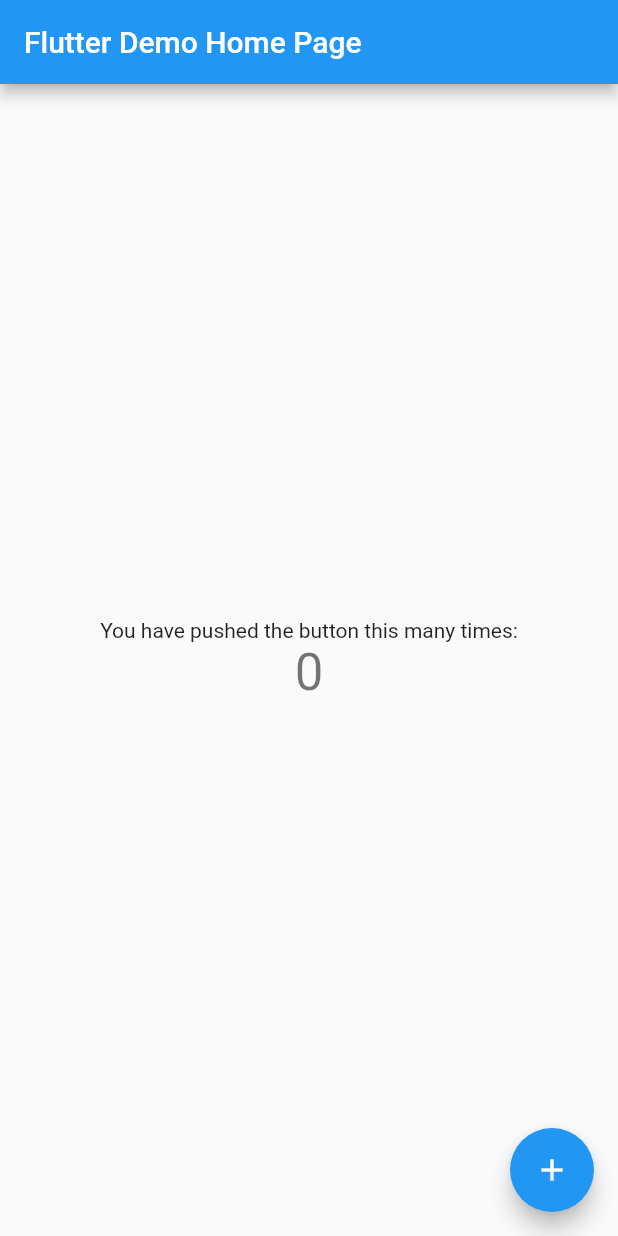
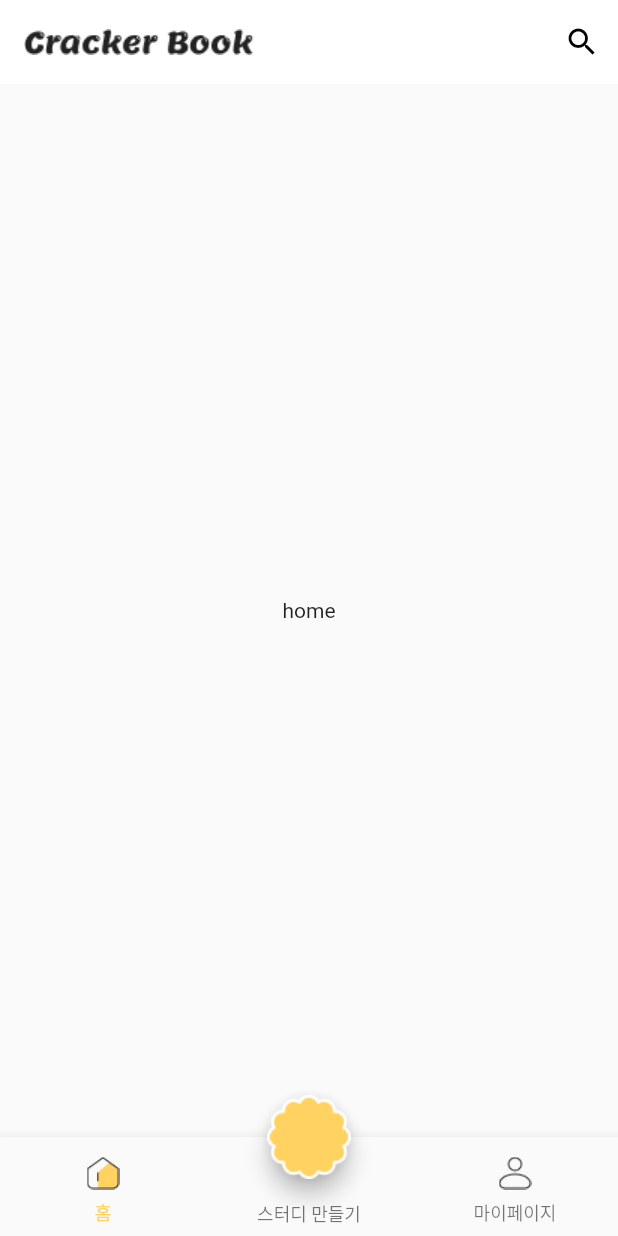
Before and after one commit to hyejinlim/cracker-book-demo, a Flutter app: the screen it shows after launch, on a phone screen of 412 x 824 dp. Run offline on Flutter 3.47's test engine with Material 2 defaults, Android fonts, the phone set to English and light mode, and no system bars.

Commit message:
feat: bottom navigation bar 적용

```diff
--- /dev/null
+++ b/lib/app.dart
@@ -0,0 +1,101 @@
+import 'package:cracker_book_demo/config/constant.dart';
+import 'package:flutter/material.dart';
+
+import 'screens/home/home_screen.dart';
+import 'screens/mypage/mypage_screen.dart';
+import 'screens/study/study_screen.dart';
+
+class App extends StatefulWidget {
+  const App({Key? key}) : super(key: key);
+
+  @override
+  _AppState createState() => _AppState();
+}
+
+List<Map> navigationItems = [
+  {
+    'type': 'image',
+    'icon': 'assets/images/home_off.png',
+    'activeIcon': 'assets/images/home_on.png',
+    'label': '홈',
+  },
+  {
+    'type': 'icon',
+    'icon': null,
+    'activeIcon': '',
+    'label': '스터디 만들기',
+  },
+  {
+    'type': 'image',
+    'icon': 'assets/images/my_off.png',
+    'activeIcon': 'assets/images/my_on.png',
+    'label': '마이페이지',
+  },
+];
+
+class _AppState extends State<App> {
+  int currentIndex = 0;
+
+  final List<Widget> children = [
+    const HomeScreen(),
+    const StudyScreen(),
+    const MypageScreen()
+  ];
+
+  void handleTap(int index) {
+    setState(() {
+      currentIndex = index;
+    });
+  }
+
+  @override
+  Widget build(BuildContext context) {
+    return Scaffold(
+      body: children[currentIndex],
+      bottomNavigationBar: BottomNavigationBar(
+        type: BottomNavigationBarType.fixed,
+        selectedFontSize: 12,
+        selectedItemColor: PRIMARY_COLOR,
+        currentIndex: currentIndex,
+        onTap: handleTap,
+        items: navigationItems
+            .map(
+              (e) => BottomNavigationBarItem(
+                icon: Padding(
+                  padding: const EdgeInsets.symmetric(vertical: 6),
+                  child: (e['type'] == 'image'
+                      ? Image.asset(
+                          e['icon'],
+                          width: 22,
+                          height: 22,
+                        )
+                      : Icon(e['icon'])),
+                ),
+                activeIcon: Padding(
+                  padding: const EdgeInsets.symmetric(vertical: 6),
+                  child: (e['type'] == 'image'
+                      ? Image.asset(
+                          e['activeIcon'],
+                          width: 22,
+                          height: 22,
+                        )
+                      : Icon(e['icon'])),
+                ),
+                label: e['label'],
+              ),
+            )
+            .toList(),
+      ),
+      floatingActionButtonLocation: FloatingActionButtonLocation.centerDocked,
+      floatingActionButton: FloatingActionButton(
+        backgroundColor: Colors.transparent,
+        child: Image.asset(
+          'assets/images/study.png',
+          width: 58,
+          height: 58,
+        ),
+        onPressed: () => handleTap(1),
+      ),
+    );
+  }
+}
--- /dev/null
+++ b/lib/config/constant.dart
@@ -0,0 +1,3 @@
+import 'package:flutter/material.dart';
+
+const Color PRIMARY_COLOR = Color(0xFFFFD262);
--- a/lib/main.dart
+++ b/lib/main.dart
@@ -1,3 +1,5 @@
+import 'package:cracker_book_demo/app.dart';
+import 'package:cracker_book_demo/theme.dart';
 import 'package:flutter/material.dart';
 
 void main() {
@@ -11,105 +13,9 @@
   @override
   Widget build(BuildContext context) {
     return MaterialApp(
-      title: 'Flutter Demo',
-      theme: ThemeData(
-        // This is the theme of your application.
-        //
-        // Try running your application with "flutter run". You'll see the
-        // application has a blue toolbar. Then, without quitting the app, try
-        // changing the primarySwatch below to Colors.green and then invoke
-        // "hot reload" (press "r" in the console where you ran "flutter run",
-        // or simply save your changes to "hot reload" in a Flutter IDE).
-        // Notice that the counter didn't reset back to zero; the application
-        // is not restarted.
-        primarySwatch: Colors.blue,
-      ),
-      home: const MyHomePage(title: 'Flutter Demo Home Page'),
+      title: 'Cracker Book',
+      theme: themeData(context),
+      home: const App(),
     );
   }
 }
-
-class MyHomePage extends StatefulWidget {
-  const MyHomePage({Key? key, required this.title}) : super(key: key);
-
-  // This widget is the home page of your application. It is stateful, meaning
-  // that it has a State object (defined below) that contains fields that affect
-  // how it looks.
-
-  // This class is the configuration for the state. It holds the values (in this
-  // case the title) provided by the parent (in this case the App widget) and
-  // used by the build method of the State. Fields in a Widget subclass are
-  // always marked "final".
-
-  final String title;
-
-  @override
-  State<MyHomePage> createState() => _MyHomePageState();
-}
-
-class _MyHomePageState extends State<MyHomePage> {
-  int _counter = 0;
-
-  void _incrementCounter() {
-    setState(() {
-      // This call to setState tells the Flutter framework that something has
-      // changed in this State, which causes it to rerun the build method below
-      // so that the display can reflect the updated values. If we changed
-      // _counter without calling setState(), then the build method would not be
-      // called again, and so nothing would appear to happen.
-      _counter++;
-    });
-  }
-
-  @override
-  Widget build(BuildContext context) {
-    // This method is rerun every time setState is called, for instance as done
-    // by the _incrementCounter method above.
-    //
-    // The Flutter framework has been optimized to make rerunning build methods
-    // fast, so that you can just rebuild anything that needs updating rather
-    // than having to individually change instances of widgets.
-    return Scaffold(
-      appBar: AppBar(
-        // Here we take the value from the MyHomePage object that was created by
-        // the App.build method, and use it to set our appbar title.
-        title: Text(widget.title),
-      ),
-      body: Center(
-        // Center is a layout widget. It takes a single child and positions it
-        // in the middle of the parent.
-        child: Column(
-          // Column is also a layout widget. It takes a list of children and
-          // arranges them vertically. By default, it sizes itself to fit its
-          // children horizontally, and tries to be as tall as its parent.
-          //
-          // Invoke "debug painting" (press "p" in the console, choose the
-          // "Toggle Debug Paint" action from the Flutter Inspector in Android
-          // Studio, or the "Toggle Debug Paint" command in Visual Studio Code)
-          // to see the wireframe for each widget.
-          //
-          // Column has various properties to control how it sizes itself and
-          // how it positions its children. Here we use mainAxisAlignment to
-          // center the children vertically; the main axis here is the vertical
-          // axis because Columns are vertical (the cross axis would be
-          // horizontal).
-          mainAxisAlignment: MainAxisAlignment.center,
-          children: <Widget>[
-            const Text(
-              'You have pushed the button this many times:',
-            ),
-            Text(
-              '$_counter',
-              style: Theme.of(context).textTheme.headline4,
-            ),
-          ],
-        ),
-      ),
-      floatingActionButton: FloatingActionButton(
-        onPressed: _incrementCounter,
-        tooltip: 'Increment',
-        child: const Icon(Icons.add),
-      ), // This trailing comma makes auto-formatting nicer for build methods.
-    );
-  }
-}
--- /dev/null
+++ b/lib/screens/home/home_screen.dart
@@ -0,0 +1,26 @@
+import 'package:flutter/material.dart';
+
+class HomeScreen extends StatelessWidget {
+  const HomeScreen({Key? key}) : super(key: key);
+
+  @override
+  Widget build(BuildContext context) {
+    return Scaffold(
+      appBar: AppBar(
+        backgroundColor: Colors.white,
+        elevation: 0,
+        actions: [
+          IconButton(
+            color: Colors.black,
+            icon: const Icon(Icons.search),
+            onPressed: () {},
+          )
+        ],
+        title: Image.asset('assets/images/logo.png'),
+      ),
+      body: const Center(
+        child: Text('home'),
+      ),
+    );
+  }
+}
--- /dev/null
+++ b/lib/screens/mypage/mypage_screen.dart
@@ -0,0 +1,14 @@
+import 'package:flutter/material.dart';
+
+class MypageScreen extends StatelessWidget {
+  const MypageScreen({Key? key}) : super(key: key);
+
+  @override
+  Widget build(BuildContext context) {
+    return const Scaffold(
+      body: Center(
+        child: Text('mypage'),
+      ),
+    );
+  }
+}
--- /dev/null
+++ b/lib/screens/study/study_screen.dart
@@ -0,0 +1,14 @@
+import 'package:flutter/material.dart';
+
+class StudyScreen extends StatelessWidget {
+  const StudyScreen({Key? key}) : super(key: key);
+
+  @override
+  Widget build(BuildContext context) {
+    return const Scaffold(
+      body: Center(
+        child: Text('study'),
+      ),
+    );
+  }
+}
--- /dev/null
+++ b/lib/theme.dart
@@ -0,0 +1,11 @@
+import 'package:flutter/material.dart';
+
+import 'config/constant.dart';
+
+ThemeData themeData(BuildContext context) {
+  return ThemeData(
+    primaryColor: PRIMARY_COLOR,
+    splashColor: Colors.transparent, // remove bottom navigation effect
+    highlightColor: Colors.transparent, // remove bottom navigation effect
+  );
+}
--- a/pubspec.yaml
+++ b/pubspec.yaml
@@ -58,8 +58,8 @@
   uses-material-design: true
 
   # To add assets to your application, add an assets section, like this:
-  # assets:
-  #   - images/a_dot_burr.jpeg
+  assets:
+    - assets/images/
   #   - images/a_dot_ham.jpeg
 
   # An image asset can refer to one or more resolution-specific "variants", see
```
Also changed, not shown: assets/images/home_off.png (added), assets/images/home_on.png (added), assets/images/logo.png (added), assets/images/my_off.png (added), assets/images/my_on.png (added), assets/images/study.png (added).
